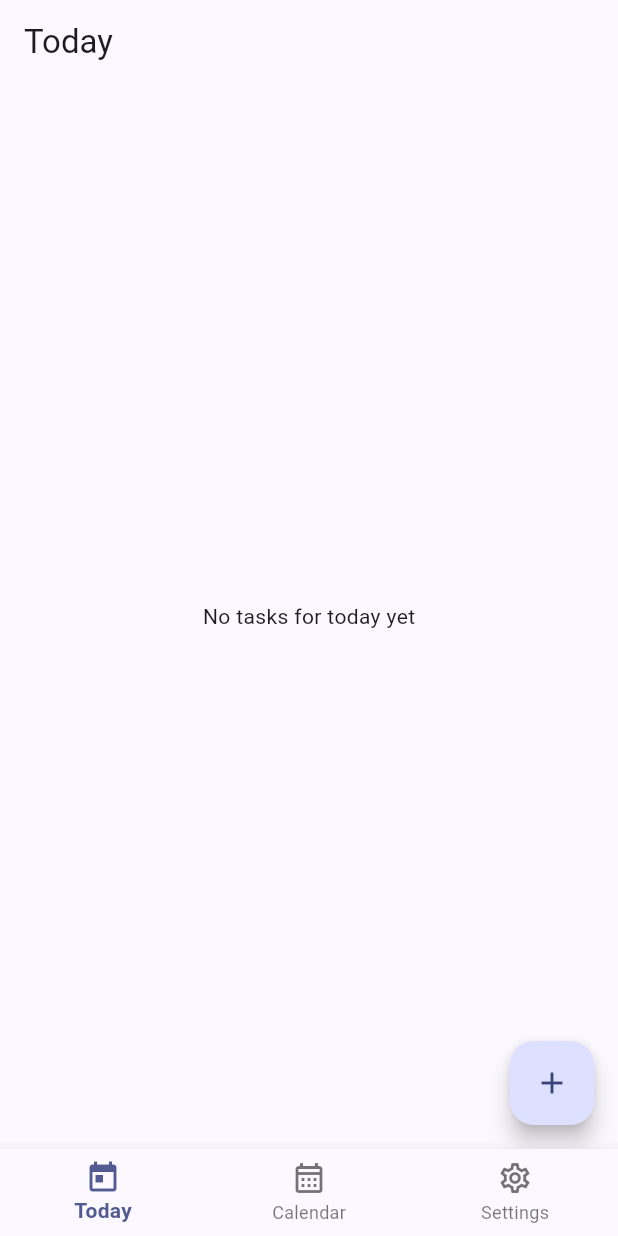
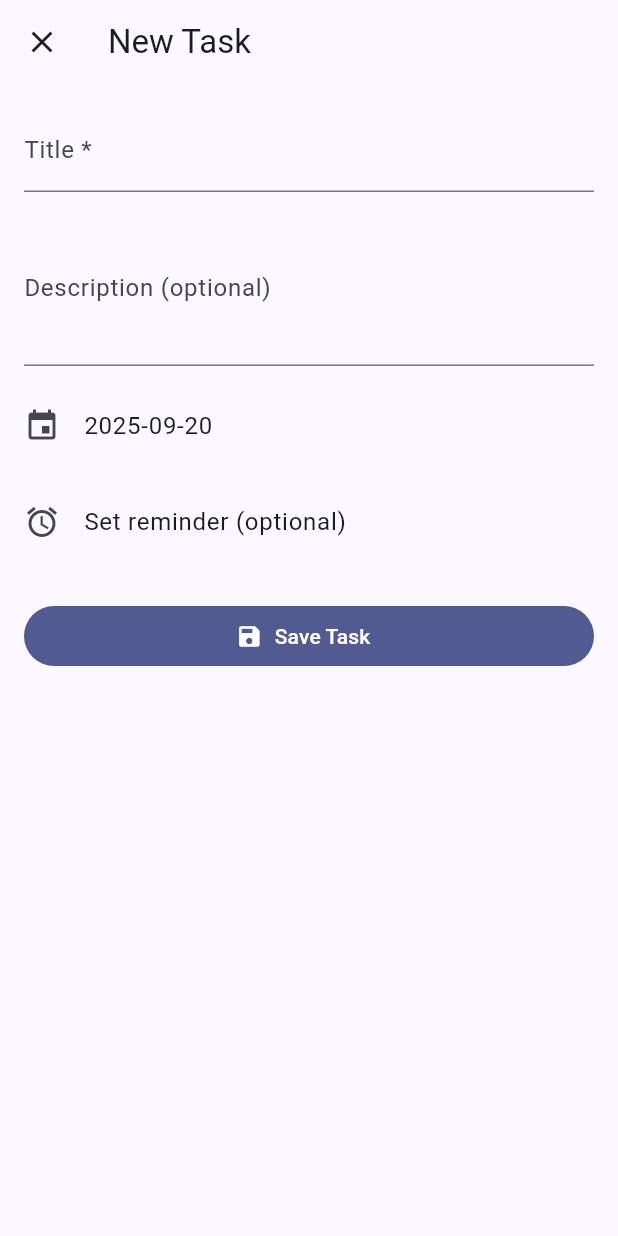
Before and after one commit to elvispreakerebi/study_planner_app, a Flutter app: the screen it shows after launch, after a tap on the "add" icon, on a phone screen of 412 x 824 dp. Run offline on Flutter 3.47's test engine with Material 3 defaults, Android fonts, the phone set to English and light mode, and no system bars; our stand-ins replace shared_preferences.

Commit message:
wired the sharepreferences backed repo into main dart and added taskformscreen

```diff
--- a/lib/main.dart
+++ b/lib/main.dart
@@ -1,4 +1,10 @@
 import 'package:flutter/material.dart';
+import 'package:shared_preferences/shared_preferences.dart';
+import 'package:study_planner_app/src/features/tasks/data/datasources/task_local_data_source.dart';
+import 'package:study_planner_app/src/features/tasks/data/repositories/task_repository_prefs.dart';
+import 'package:study_planner_app/src/features/tasks/domain/entities/task.dart';
+import 'package:study_planner_app/src/features/tasks/domain/repositories/task_repository.dart';
+import 'package:study_planner_app/src/features/tasks/presentation/screens/task_form_screen.dart';
 
 void main() {
   runApp(const StudyPlannerApp());
@@ -32,21 +38,40 @@ class AppScaffold extends StatefulWidget {
 class _AppScaffoldState extends State<AppScaffold> {
   int _currentIndex = 0;
 
-  final List<Widget> _screens = const <Widget>[
-    TodayScreen(),
-    CalendarScreen(),
-    SettingsScreen(),
-  ];
+  Future<TaskRepository> _initRepository() async {
+    final SharedPreferences prefs = await SharedPreferences.getInstance();
+    final TaskLocalDataSourcePrefs ds = TaskLocalDataSourcePrefs(prefs);
+    return TaskRepositoryPrefs(ds);
+  }
 
   @override
   Widget build(BuildContext context) {
+    return FutureBuilder<TaskRepository>(
+      future: _initRepository(),
+      builder: (BuildContext context, AsyncSnapshot<TaskRepository> snapshot) {
+        if (snapshot.connectionState != ConnectionState.done) {
+          return const Scaffold(
+            body: Center(child: CircularProgressIndicator()),
+          );
+        }
+        if (!snapshot.hasData) {
+          return const Scaffold(
+            body: Center(child: Text('Failed to initialize storage')),
+          );
+        }
+        final TaskRepository repo = snapshot.data!;
+        final List<Widget> screens = <Widget>[
+          TodayScreen(repository: repo),
+          CalendarScreen(repository: repo),
+          SettingsScreen(repository: repo),
+        ];
         return Scaffold(
           body: SafeArea(
-        child: IndexedStack(index: _currentIndex, children: _screens),
+            child: IndexedStack(index: _currentIndex, children: screens),
           ),
           bottomNavigationBar: BottomNavigationBar(
             currentIndex: _currentIndex,
-        onTap: (index) {
+            onTap: (int index) {
               setState(() {
                 _currentIndex = index;
               });
@@ -72,19 +97,83 @@ class _AppScaffoldState extends State<AppScaffold> {
             selectedLabelStyle: const TextStyle(fontWeight: FontWeight.w600),
           ),
         );
+      },
+    );
   }
 }
 
-class TodayScreen extends StatelessWidget {
-  const TodayScreen({super.key});
+class TodayScreen extends StatefulWidget {
+  const TodayScreen({super.key, required this.repository});
+
+  final TaskRepository repository;
+
+  @override
+  State<TodayScreen> createState() => _TodayScreenState();
+}
+
+class _TodayScreenState extends State<TodayScreen> {
+  List<Task> _tasks = <Task>[];
+  bool _loading = false;
+
+  @override
+  void initState() {
+    super.initState();
+    _load();
+  }
+
+  Future<void> _load() async {
+    setState(() => _loading = true);
+    final DateTime today = DateTime.now();
+    final List<Task> tasks = await widget.repository.getForDate(today);
+    setState(() {
+      _tasks = tasks;
+      _loading = false;
+    });
+  }
+
+  Future<void> _openCreateTask() async {
+    final bool? created = await Navigator.of(context).push<bool>(
+      MaterialPageRoute<bool>(
+        fullscreenDialog: true,
+        builder: (BuildContext context) =>
+            TaskFormScreen(repository: widget.repository),
+      ),
+    );
+    if (created == true) {
+      await _load();
+    }
+  }
 
   @override
   Widget build(BuildContext context) {
     return Scaffold(
       appBar: AppBar(title: const Text('Today')),
-      body: const Center(child: Text('No tasks for today yet')),
+      body: _loading
+          ? const Center(child: CircularProgressIndicator())
+          : _tasks.isEmpty
+          ? const Center(child: Text('No tasks for today yet'))
+          : ListView.separated(
+              padding: const EdgeInsets.symmetric(vertical: 8),
+              itemCount: _tasks.length,
+              itemBuilder: (BuildContext context, int index) {
+                final Task task = _tasks[index];
+                return ListTile(
+                  leading: Icon(
+                    task.isCompleted
+                        ? Icons.check_circle
+                        : Icons.radio_button_unchecked,
+                  ),
+                  title: Text(task.title),
+                  subtitle:
+                      task.description != null && task.description!.isNotEmpty
+                      ? Text(task.description!)
+                      : null,
+                );
+              },
+              separatorBuilder: (_, __) => const Divider(height: 1),
+            ),
       floatingActionButton: FloatingActionButton(
-        onPressed: () {},
+        onPressed: _openCreateTask,
         tooltip: 'Add Task',
         child: const Icon(Icons.add),
       ),
@@ -93,7 +182,9 @@ class TodayScreen extends StatelessWidget {
 }
 
 class CalendarScreen extends StatelessWidget {
-  const CalendarScreen({super.key});
+  const CalendarScreen({super.key, required this.repository});
+
+  final TaskRepository repository;
 
   @override
   Widget build(BuildContext context) {
@@ -105,7 +196,9 @@ class CalendarScreen extends StatelessWidget {
 }
 
 class SettingsScreen extends StatelessWidget {
-  const SettingsScreen({super.key});
+  const SettingsScreen({super.key, required this.repository});
+
+  final TaskRepository repository;
 
   @override
   Widget build(BuildContext context) {
--- /dev/null
+++ b/lib/src/features/tasks/presentation/screens/task_form_screen.dart
@@ -0,0 +1,161 @@
+import 'package:flutter/material.dart';
+import 'package:study_planner_app/src/features/tasks/domain/entities/task.dart';
+import 'package:study_planner_app/src/features/tasks/domain/repositories/task_repository.dart';
+import 'package:uuid/uuid.dart';
+
+class TaskFormScreen extends StatefulWidget {
+  const TaskFormScreen({super.key, required this.repository});
+
+  final TaskRepository repository;
+
+  @override
+  State<TaskFormScreen> createState() => _TaskFormScreenState();
+}
+
+class _TaskFormScreenState extends State<TaskFormScreen> {
+  final GlobalKey<FormState> _formKey = GlobalKey<FormState>();
+  final TextEditingController _titleController = TextEditingController();
+  final TextEditingController _descriptionController = TextEditingController();
+  DateTime? _dueDate = DateTime.now();
+  TimeOfDay? _reminderTime;
+  bool _saving = false;
+
+  @override
+  void dispose() {
+    _titleController.dispose();
+    _descriptionController.dispose();
+    super.dispose();
+  }
+
+  Future<void> _pickDueDate() async {
+    final DateTime now = DateTime.now();
+    final DateTime first = DateTime(now.year - 1);
+    final DateTime last = DateTime(now.year + 5);
+    final DateTime? picked = await showDatePicker(
+      context: context,
+      initialDate: _dueDate ?? now,
+      firstDate: first,
+      lastDate: last,
+    );
+    if (picked != null) {
+      setState(() => _dueDate = picked);
+    }
+  }
+
+  Future<void> _pickReminderTime() async {
+    final TimeOfDay now = TimeOfDay.now();
+    final TimeOfDay? picked = await showTimePicker(
+      context: context,
+      initialTime: _reminderTime ?? now,
+    );
+    if (picked != null) {
+      setState(() => _reminderTime = picked);
+    }
+  }
+
+  Future<void> _save() async {
+    if (!_formKey.currentState!.validate()) return;
+    if (_dueDate == null) return;
+
+    DateTime? reminderDateTime;
+    if (_reminderTime != null) {
+      final DateTime date = _dueDate!;
+      reminderDateTime = DateTime(
+        date.year,
+        date.month,
+        date.day,
+        _reminderTime!.hour,
+        _reminderTime!.minute,
+      );
+      if (reminderDateTime.isBefore(DateTime.now())) {
+        ScaffoldMessenger.of(context).showSnackBar(
+          const SnackBar(content: Text('Reminder time must be in the future')),
+        );
+        return;
+      }
+    }
+
+    setState(() => _saving = true);
+    final Task task = Task(
+      id: const Uuid().v4(),
+      title: _titleController.text.trim(),
+      description: _descriptionController.text.trim().isEmpty
+          ? null
+          : _descriptionController.text.trim(),
+      dueDate: _dueDate!,
+      reminderTime: reminderDateTime,
+    );
+    await widget.repository.create(task);
+    if (!mounted) return;
+    setState(() => _saving = false);
+    Navigator.of(context).pop(true);
+  }
+
+  @override
+  Widget build(BuildContext context) {
+    return Scaffold(
+      appBar: AppBar(title: const Text('New Task')),
+      body: Form(
+        key: _formKey,
+        child: ListView(
+          padding: const EdgeInsets.all(16),
+          children: <Widget>[
+            TextFormField(
+              controller: _titleController,
+              decoration: const InputDecoration(labelText: 'Title *'),
+              textInputAction: TextInputAction.next,
+              validator: (String? value) {
+                if (value == null || value.trim().isEmpty) {
+                  return 'Please enter a title';
+                }
+                return null;
+              },
+            ),
+            const SizedBox(height: 12),
+            TextFormField(
+              controller: _descriptionController,
+              decoration: const InputDecoration(
+                labelText: 'Description (optional)',
+              ),
+              maxLines: 3,
+            ),
+            const SizedBox(height: 12),
+            ListTile(
+              contentPadding: EdgeInsets.zero,
+              leading: const Icon(Icons.event),
+              title: Text(
+                _dueDate == null
+                    ? 'Pick due date'
+                    : _dueDate!.toLocal().toString().split(' ').first,
+              ),
+              onTap: _pickDueDate,
+            ),
+            const SizedBox(height: 8),
+            ListTile(
+              contentPadding: EdgeInsets.zero,
+              leading: const Icon(Icons.alarm),
+              title: Text(
+                _reminderTime == null
+                    ? 'Set reminder (optional)'
+                    : _reminderTime!.format(context),
+              ),
+              onTap: _pickReminderTime,
+            ),
+            const SizedBox(height: 24),
+            FilledButton.icon(
+              onPressed: _saving ? null : _save,
+              icon: _saving
+                  ? const SizedBox(
+                      width: 16,
+                      height: 16,
+                      child: CircularProgressIndicator(strokeWidth: 2),
+                    )
+                  : const Icon(Icons.save),
+              label: const Text('Save Task'),
+            ),
+          ],
+        ),
+      ),
+    );
+  }
+}
--- a/pubspec.yaml
+++ b/pubspec.yaml
@@ -35,6 +35,7 @@ dependencies:
   # Use with the CupertinoIcons class for iOS style icons.
   cupertino_icons: ^1.0.8
   shared_preferences: ^2.3.2
+  uuid: ^4.5.1
 
 dev_dependencies:
   flutter_test:
```
Also changed, not shown: pubspec.lock. Lines whose indentation alone changed are shown as unchanged.
